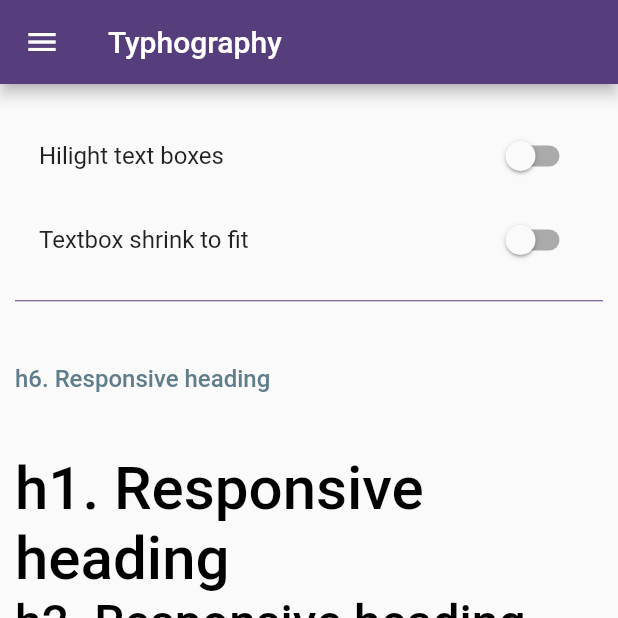
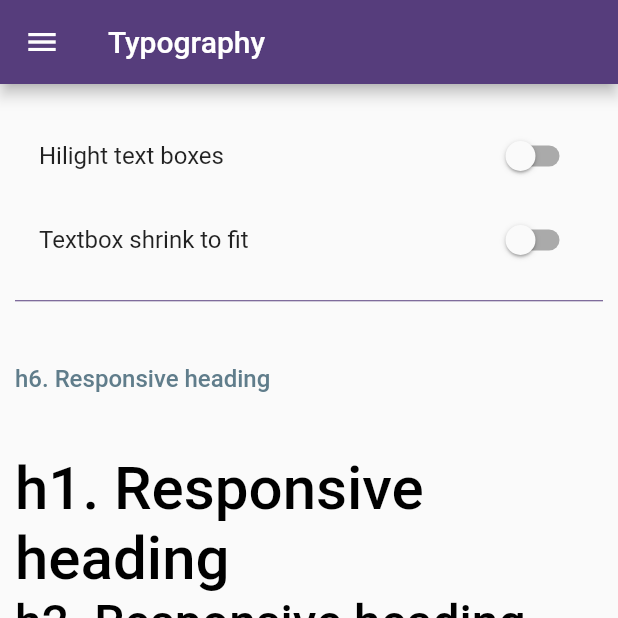
Before and after one commit to rafaelsetragni/flutter_responsive, a Flutter app: the TypographyPage screen opened directly, on a phone screen of 412 x 824 dp, the top half of it. Run offline on Flutter 3.47's test engine with Material 2 defaults, Android fonts, the phone set to English and light mode, and no system bars; our stand-ins replace font_awesome_flutter; statements that could not run were skipped.

Commit message:
Fixing english erros

```diff
--- a/example/lib/layouts/sidebar.dart
+++ b/example/lib/layouts/sidebar.dart
@@ -97,7 +97,7 @@ class Sidebar extends StatelessWidget {
             title: Row(
               mainAxisAlignment: MainAxisAlignment.spaceBetween,
               children: <Widget>[
-                Text("Tipography"),
+                Text("Typography"),
                 Icon(FontAwesomeIcons.font)
               ],
             ),
--- a/example/lib/pages/typography_page.dart
+++ b/example/lib/pages/typography_page.dart
@@ -58,7 +58,7 @@ class _TypographyPage extends State<TypographyPage> {
     return Scaffold(
         appBar: AppBar(
           title: const Text(
-              'Typhography', overflow: TextOverflow.ellipsis),
+              'Typography', overflow: TextOverflow.ellipsis),
         ),
         drawer: Sidebar(),
         body: DefaultTextStyle(
--- a/lib/src/typography/responsive_text.dart
+++ b/lib/src/typography/responsive_text.dart
@@ -43,9 +43,9 @@ class ResponsiveText extends StatelessWidget {
       this.boxDecoration,
       this.defaultTextStyle,
       this.defaultLinkStyle,
-      this.shrinkToFit,
+      this.shrinkToFit = false,
       this.renderNewLines = true,
-      this.showImages,
+      this.showImages = false,
       this.onImageError,
       this.onLinkTap
   }){
--- a/pubspec.yaml
+++ b/pubspec.yaml
@@ -1,5 +1,5 @@
 name: flutter_responsive
-description: Responsive grid and texts behaviours for Flutter
+description: Responsive grid and text behaviour for Flutter
 version: 0.0.1
 homepage: https://github.com/rafaelsetragni/flutter_responsive
 
```
Also changed, not shown: example/assets/example7.png, example/assets/example8.png.
